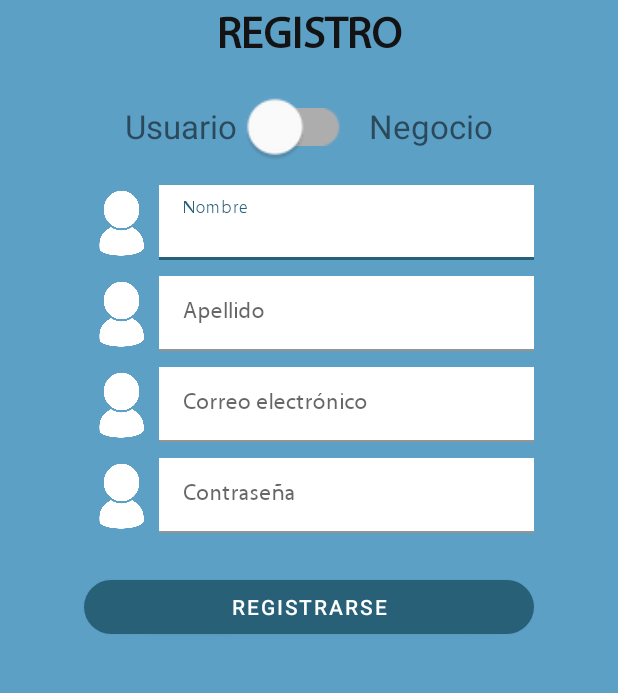
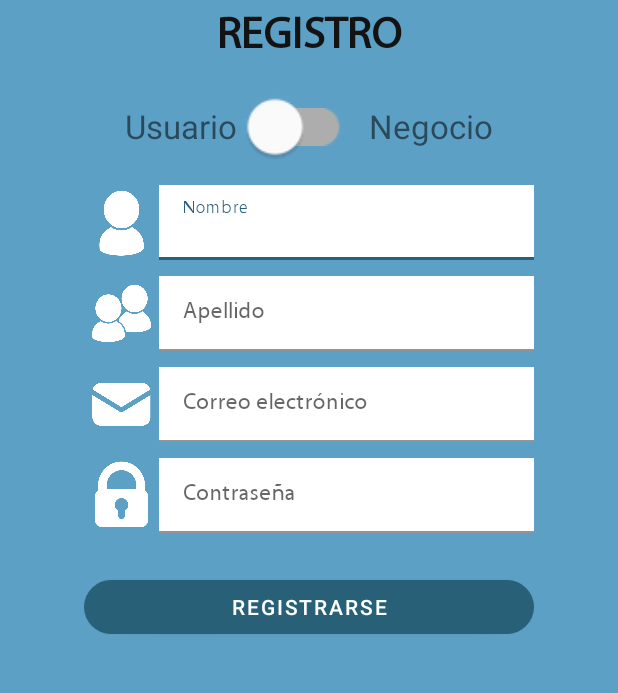
Before and after one commit to brandonrdgz/tiendita, an Android app: the Registro screen opened directly, with no data from a screen before it, on a phone screen of 412 x 824 dp, the part 512-1205 px from its top. Run offline under Robolectric (Android 15) with nearby library versions, the phone set to English and light mode, and no system bars; our stand-ins replace Firebase (no records; nobody signed in at launch, a user with empty details on screens opened directly).

Commit message:
Cambios UI
Se agregaron nuevos íconos en activity registro

```diff
--- a/app/src/main/res/layout/activity_registro.xml
+++ b/app/src/main/res/layout/activity_registro.xml
@@ -116,7 +116,7 @@
                 <ImageView
                     android:layout_width="50dp"
                     android:layout_height="50dp"
-                    android:src="@drawable/ic_person" />
+                    android:src="@drawable/ic_people" />
 
                 <com.google.android.material.textfield.TextInputLayout
                     android:id="@+id/til_apellido_registro"
@@ -147,7 +147,7 @@
                 <ImageView
                     android:layout_width="50dp"
                     android:layout_height="50dp"
-                    android:src="@drawable/ic_person" />
+                    android:src="@drawable/ic_business" />
 
                 <com.google.android.material.textfield.TextInputLayout
                     android:id="@+id/til_nombre_negocio_registro"
@@ -176,7 +176,7 @@
                 <ImageView
                     android:layout_width="50dp"
                     android:layout_height="50dp"
-                    android:src="@drawable/ic_person" />
+                    android:src="@drawable/ic_message" />
 
                 <com.google.android.material.textfield.TextInputLayout
                     android:id="@+id/til_correo_registro"
@@ -206,7 +206,7 @@
                 <ImageView
                     android:layout_width="50dp"
                     android:layout_height="50dp"
-                    android:src="@drawable/ic_person" />
+                    android:src="@drawable/ic_passwordlock" />
 
                 <com.google.android.material.textfield.TextInputLayout
                     android:id="@+id/til_contrasenia_registro"
```
Also changed, not shown: app/src/main/res/drawable/ic_business.png (added), app/src/main/res/drawable/ic_message.png (added), app/src/main/res/drawable/ic_people.png (added).
